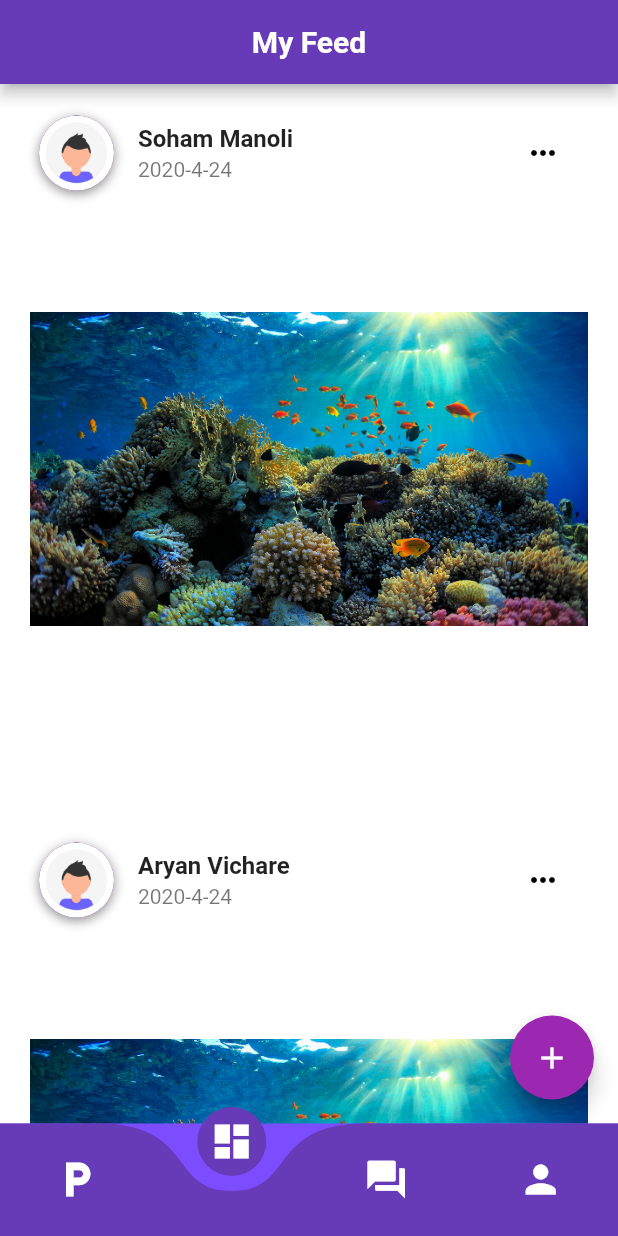
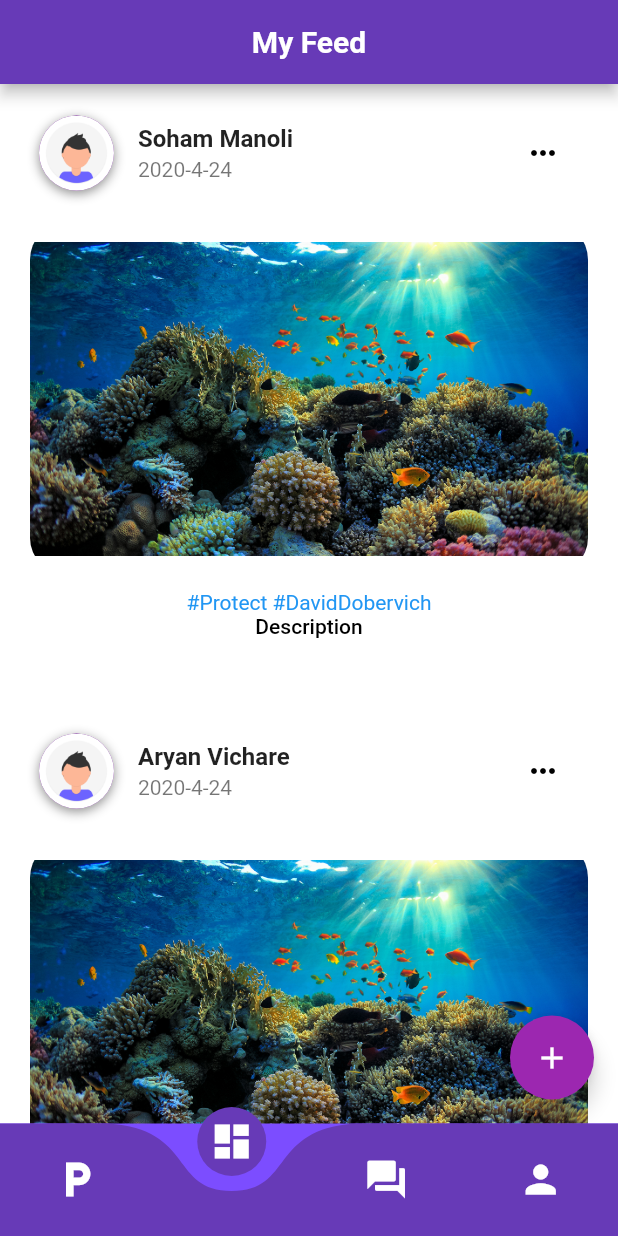
Before and after one commit to msoham123/ProtectApp, a Flutter app: the screen it shows once a user with an empty profile is signed in, swiped to page 2, on a phone screen of 412 x 824 dp. Run offline on Flutter 3.47's test engine with Material 2 defaults, Android fonts, the phone set to English and light mode, and no system bars; drawn by our look-alikes of curved_navigation_bar; our stand-ins replace cloud_firestore, firebase_auth, firebase_storage, fl_chart, flutter_blue, flutter_bluetooth_serial and 8 more; missing offline and left inert: agora_rtc_engine, fancy_on_boarding, flutter_braintree, flutter_scan_bluetooth, wifi_info_plugin; accounts and stored records are empty; project files that could hold a hidden picture were left out.

Commit message:
Revamped Posts UI

```diff
--- a/lib/screens/navBarScreens/feedScreen.dart
+++ b/lib/screens/navBarScreens/feedScreen.dart
@@ -65,7 +65,7 @@ class _FeedScreenState extends State<FeedScreen> {
   Widget _buildPost(int index) {
     return Container(
       width: double.infinity,
-      height: MediaQuery.of(context).size.height / 1.7  ,
+      height: MediaQuery.of(context).size.height / 2 ,
       decoration: BoxDecoration(
         color: Colors.white,
         borderRadius: BorderRadius.circular(25.0),
@@ -117,7 +117,7 @@ class _FeedScreenState extends State<FeedScreen> {
                 child: Container(
                   margin: EdgeInsets.all(10.0),
                   width: double.infinity,
-                  height: MediaQuery.of(context).size.height / 2.5,
+                  height: MediaQuery.of(context).size.height / 3.5,
                   decoration: BoxDecoration(
 //                    color: Colors.black12,
                     borderRadius: BorderRadius.circular(25.0),
@@ -134,6 +134,18 @@ class _FeedScreenState extends State<FeedScreen> {
                     ),
                   ),
                 ),
+              ),
+              Row(
+                mainAxisAlignment: MainAxisAlignment.center,
+                children: <Widget>[
+                  Text("#Protect #DavidDobervich", style: TextStyle(color: Colors.blue,),)
+                ],
+              ),
+              Row(
+                mainAxisAlignment: MainAxisAlignment.center,
+                children: <Widget>[
+                  Flexible(child: Text("Description", style: TextStyle(color: Colors.black, fontWeight: FontWeight.w500),)),
+                ],
               ),
             ],
           ),
```
